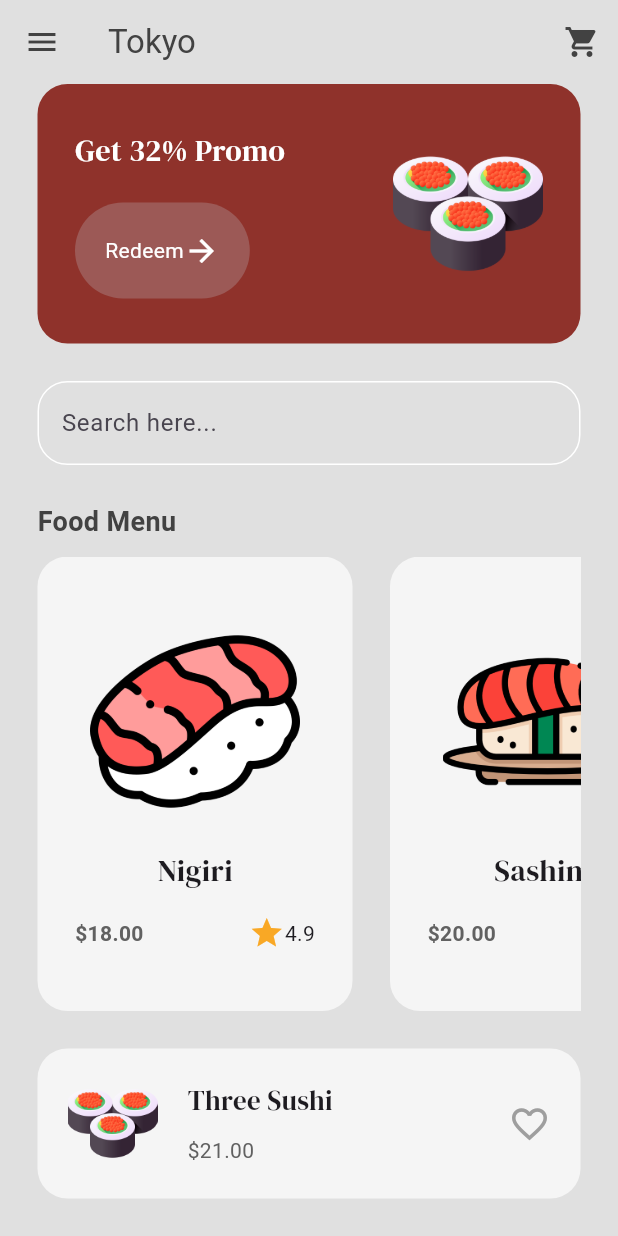
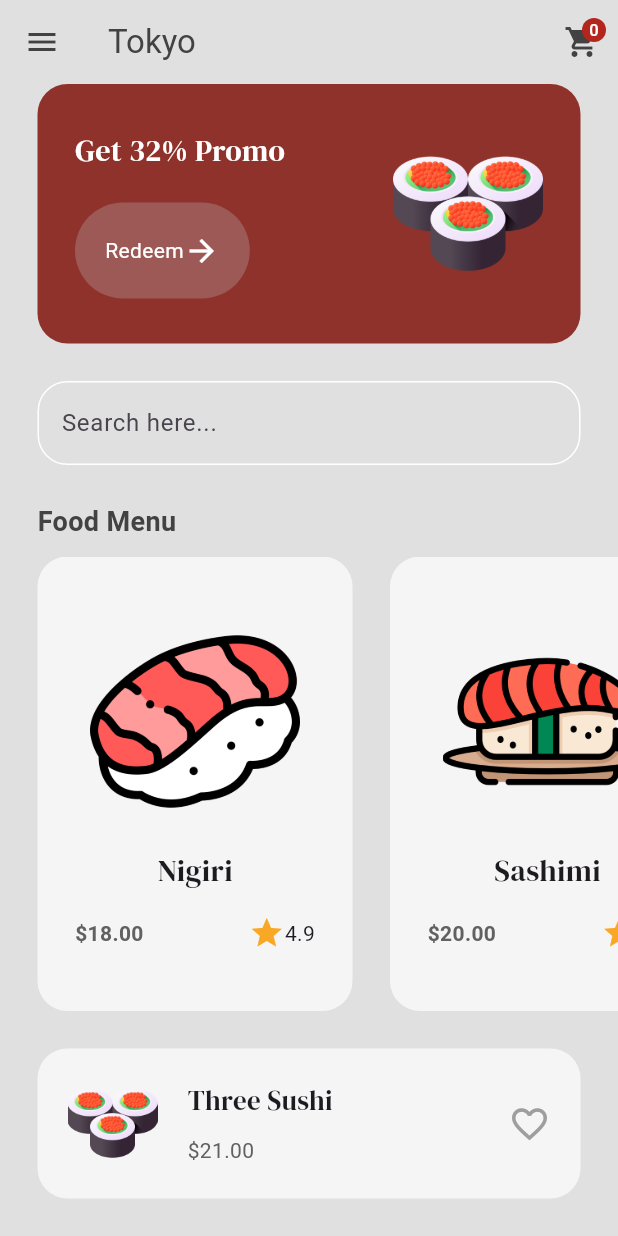
Before and after one commit to zikisacalesogaxa/sushi-restuarant-app-tutorial, a Flutter app: the MenuPage screen opened by its route, on a phone screen of 412 x 824 dp. Run offline on Flutter 3.47's test engine with Material 3 defaults, Android fonts, the phone set to English and light mode, and no system bars; our stand-ins replace google_fonts.

Commit message:
:: add cart count badge

```diff
--- /dev/null
+++ b/devtools_options.yaml
@@ -0,0 +1,3 @@
+description: This file stores settings for Dart & Flutter DevTools.
+documentation: https://docs.flutter.dev/tools/devtools/extensions#configure-extension-enablement-states
+extensions:
--- a/lib/components/button.dart
+++ b/lib/components/button.dart
@@ -8,7 +8,6 @@ class MyButton extends StatelessWidget {
 
   @override
   Widget build(BuildContext context) {
-    // TODO: implement build
     return GestureDetector(
       onTap: onTap,
       child: Container(
--- a/lib/models/shop.dart
+++ b/lib/models/shop.dart
@@ -1,5 +1,4 @@
 import 'package:flutter/material.dart';
-
 import 'food.dart';
 
 class Shop extends ChangeNotifier {
@@ -30,7 +29,7 @@ class Shop extends ChangeNotifier {
     ),
   ];
 
-  List<Food> _cart = [];
+  final List<Food> _cart = [];
 
   List<Food> get foodMenu => _foodMenu;
   List<Food> get cart => _cart;
--- a/lib/pages/menu_page.dart
+++ b/lib/pages/menu_page.dart
@@ -45,7 +45,7 @@ class _MenuPageState extends State<MenuPage> {
             onPressed: () {
               Navigator.pushNamed(context, '/cartpage');
             },
-            icon: Icon(Icons.shopping_cart),
+            icon: Badge.count(count: shop.cart.length, child: const Icon(Icons.shopping_cart)),
           ),
         ],
       ),
@@ -118,7 +118,7 @@ class _MenuPageState extends State<MenuPage> {
 
           Expanded(
             child: Padding(
-              padding: const EdgeInsets.only(right: 25.0),
+              padding: const EdgeInsets.only(right: 0.0),
               child: ListView.builder(
                 scrollDirection: Axis.horizontal,
                 itemCount: foodMenu.length,
--- a/pubspec.yaml
+++ b/pubspec.yaml
@@ -36,6 +36,7 @@ dependencies:
   cupertino_icons: ^1.0.8
   google_fonts:
   provider:
+  badges:
 
 dev_dependencies:
   flutter_test:
```
Also changed, not shown: lib/pages/intro_page.dart (+6 -4 lines), pubspec.lock, 3 other files.
